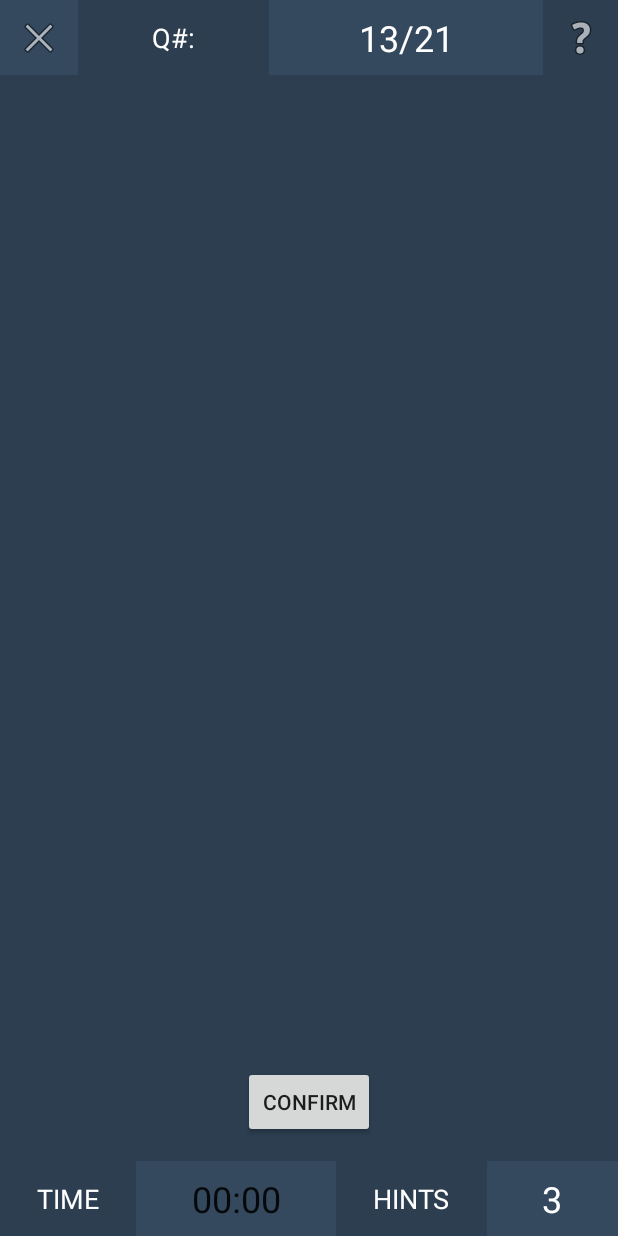
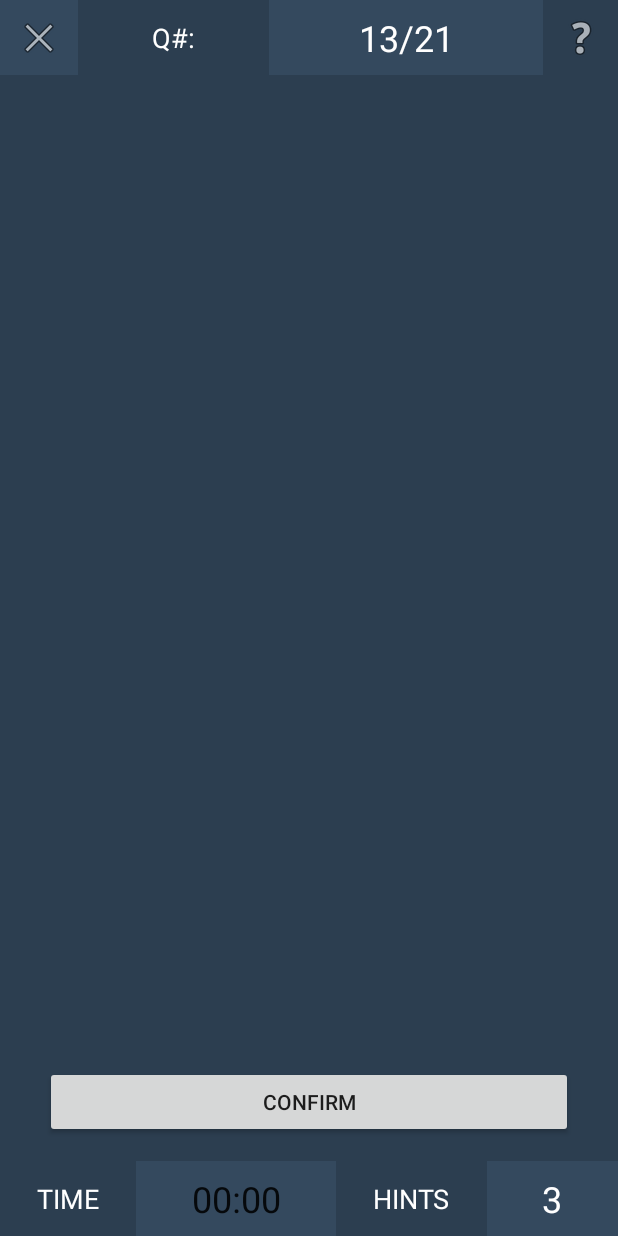
Before and after one commit to ShabazBadshah/MIPSAssemblyTutor, an Android app: the layout activity_quiz_activity.xml on its own in the app's theme, with its tools: preview values and no code run, on a phone screen of 412 x 824 dp. Run offline under Robolectric (Android 15) with nearby library versions, the phone set to English and light mode, and no system bars.

Commit message:
created layout for decimal input screen

```diff
--- a/app/src/main/java/com/example/badsh/mipsassemblytutor/activities/QuizActivity.java
+++ b/app/src/main/java/com/example/badsh/mipsassemblytutor/activities/QuizActivity.java
@@ -18,6 +18,7 @@ import android.widget.Toast;
 
 import com.example.badsh.mipsassemblytutor.R;
 import com.example.badsh.mipsassemblytutor.fragments.BinaryInputFragment;
+import com.example.badsh.mipsassemblytutor.fragments.DecimalInputFragment;
 
 import static com.example.badsh.mipsassemblytutor.R.id.quitQuiz;
 import static com.example.badsh.mipsassemblytutor.R.id.requestHint;
@@ -85,14 +86,14 @@ public class QuizActivity extends AppCompatActivity implements View.OnClickListe
     }
 
     private void initQuizFragment() {
-        mFragmentToSwitchTo = new BinaryInputFragment();
+        mFragmentToSwitchTo = new DecimalInputFragment();
         mFragmentManager.beginTransaction()
                 .add(QUIZ_VIEW_HOLDER_ID, mFragmentToSwitchTo)
                 .commit();
     }
 
     private void replaceFragment() {
-        mFragmentToSwitchTo = new BinaryInputFragment();
+        mFragmentToSwitchTo = new DecimalInputFragment();
         mFragmentManager.beginTransaction()
                 .replace(QUIZ_VIEW_HOLDER_ID, mFragmentToSwitchTo)
                 .commit();
--- a/app/src/main/res/layout/activity_quiz_activity.xml
+++ b/app/src/main/res/layout/activity_quiz_activity.xml
@@ -138,11 +138,13 @@
 
     <Button
         android:id="@+id/confirmAnswerBtn"
-        android:layout_width="wrap_content"
+        android:layout_width="match_parent"
         android:layout_height="wrap_content"
         android:layout_above="@+id/toolbarBottom"
         android:layout_centerHorizontal="true"
         android:layout_marginBottom="15dp"
+        android:layout_marginLeft="30dp"
+        android:layout_marginRight="30dp"
         android:text="Confirm"/>
 
 
--- a/app/src/main/res/layout/homescreen_griditem.xml
+++ b/app/src/main/res/layout/homescreen_griditem.xml
@@ -5,13 +5,13 @@
               android:layout_height="wrap_content"
               android:orientation="vertical"
               android:padding="1dp"
-              android:weightSum="0.95">
+              android:weightSum="1">
 
     <ImageView
         android:id="@+id/homescreen_griditem_category_image"
         android:layout_width="match_parent"
         android:layout_height="0dp"
-        android:layout_weight="0.70"
+        android:layout_weight="0.75"
         android:adjustViewBounds="true"
         android:background="@android:color/darker_gray"
         android:paddingBottom="4dp"
@@ -28,6 +28,6 @@
         android:gravity="center_vertical"
         android:text="Question Category Goes Here"
         android:textAlignment="center"
-        android:textSize="18dp"/>
+        android:textSize="18sp"/>
 
 </LinearLayout>
--- a/app/src/main/res/values/dimens.xml
+++ b/app/src/main/res/values/dimens.xml
@@ -6,4 +6,6 @@
     <dimen name="quiz_toolbar_height">50dp</dimen>
     <dimen name="rand_ques_bg_height">60dp</dimen>
     <dimen name="homescreen_toolbar_btn_size">30dp</dimen>
+    <dimen name="numPadSquareBtnSize">60dp</dimen>
+    <dimen name="decimalInputBinaryTvHeight">50dp</dimen>
 </resources>
```
Also changed, not shown: app/src/main/java/com/example/badsh/mipsassemblytutor/question_engine/QuestionGenerator.java (+3 -5 lines).
